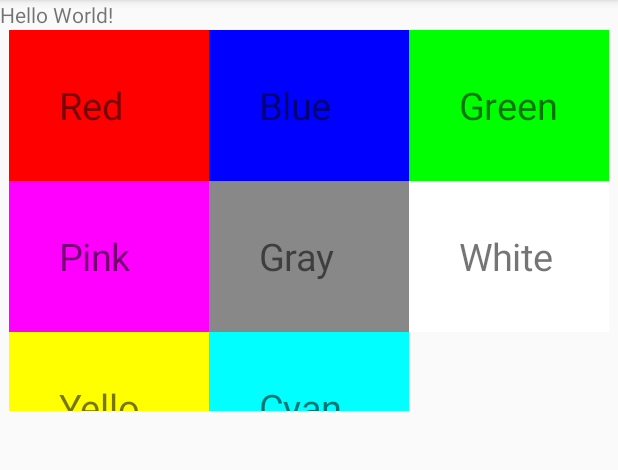
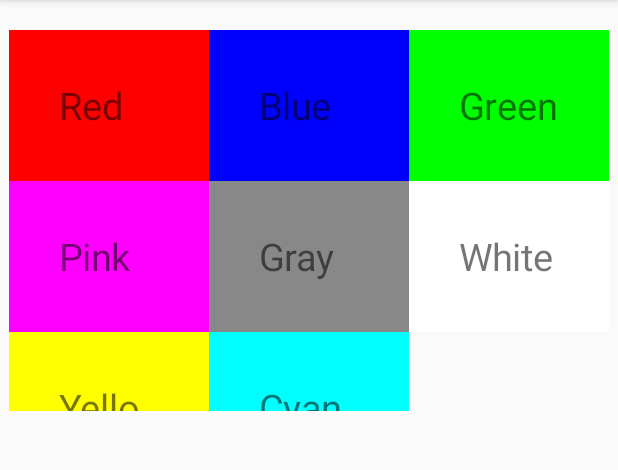
Before and after one commit to Ruchit42/ColorChangingApp, an Android app: the screen it shows after launch (MainActivity), on a phone screen of 412 x 824 dp, the part 84-554 px from its top. Run offline under Robolectric (Android 15) with nearby library versions, the phone set to English and light mode, and no system bars.

Commit message:
Both section finished project done

```diff
--- a/app/src/main/java/edu/temple/colorchangingapp/MainActivity.java
+++ b/app/src/main/java/edu/temple/colorchangingapp/MainActivity.java
@@ -24,6 +24,7 @@ View layout ;
         setContentView(R.layout.activity_main);
         choose = findViewById(R.id.myView);
         layout = findViewById(R.id.layout);
+
 
 
         ArrayList<String> colors = new ArrayList<String>();
--- a/app/src/main/res/layout/activity_main.xml
+++ b/app/src/main/res/layout/activity_main.xml
@@ -6,17 +6,6 @@
     android:layout_width="match_parent"
     android:layout_height="match_parent"
     tools:context=".MainActivity">
-
-    <TextView
-        android:id="@+id/textView"
-        android:layout_width="wrap_content"
-        android:layout_height="wrap_content"
-        android:text="Hello World!"
-        app:layout_constraintBottom_toBottomOf="parent"
-        app:layout_constraintLeft_toLeftOf="parent"
-        app:layout_constraintRight_toRightOf="parent"
-        app:layout_constraintTop_toTopOf="parent" />
-
 
 
     <GridView
```
